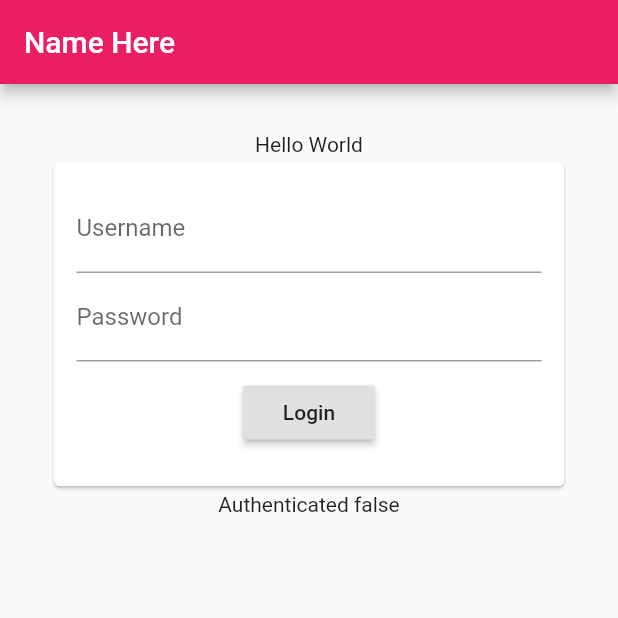
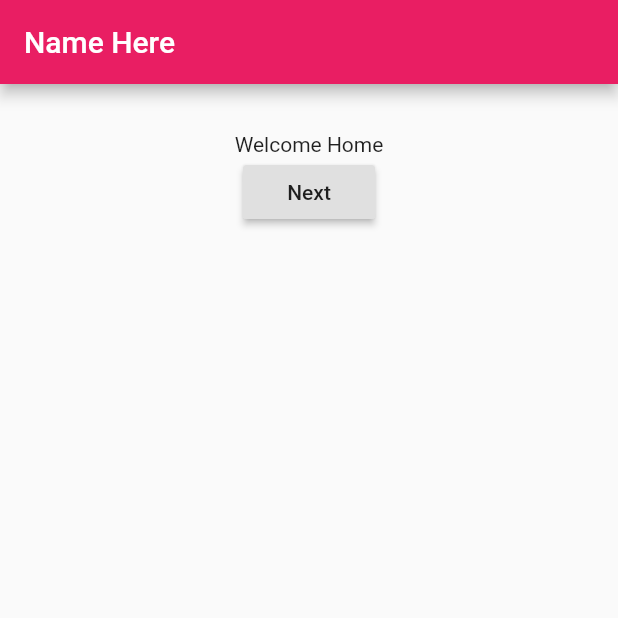
Before and after one commit to Sheshank-Srivastava/LearningFlutter, a Flutter app: the screen it shows after launch, on a phone screen of 412 x 824 dp, the top half of it. Run offline on Flutter 3.47's test engine with Material 2 defaults, Android fonts, the phone set to English and light mode, and no system bars.

Commit message:
PushedName

```diff
--- a/lib/authenticator.dart
+++ /dev/null
@@ -1,61 +0,0 @@
-import 'package:flutter/material.dart';
-
-class Authenticator extends StatefulWidget {
-  Authenticator({Key key, this.onAuthenticated});
-
-  final ValueChanged<bool> onAuthenticated;
-
-  @override
-  _AuthenticatorState createState() =>
-      new _AuthenticatorState(onAuthenticted: onAuthenticated);
-}
-
-class _AuthenticatorState extends State<Authenticator> {
-  _AuthenticatorState({Key key, this.onAuthenticted});
-
-  TextEditingController _user;
-  TextEditingController _pass;
-
-  final ValueChanged<bool> onAuthenticted;
-
-  void onPressed() {
-    if (_user.text != 'user' || _pass.text != '1234') {
-      onAuthenticted(false);
-    } else {
-      onAuthenticted(true);
-    }
-  }
-
-  @override
-  void initState() {
-    _pass = new TextEditingController();
-    _user = new TextEditingController();
-  }
-
-  @override
-  Widget build(BuildContext context) {
-    return new Card(
-      child: new Padding(
-        padding: new EdgeInsets.all(15.0),
-        child: new Column(
-          children: [
-            new TextField(
-              controller: _user,
-              decoration: new InputDecoration(labelText: 'Username'),
-            ),
-            new TextField(
-              controller: _pass,
-              decoration: new InputDecoration(labelText: 'Password'),
-              obscureText: true,
-            ),
-            new Padding(
-              padding: new EdgeInsets.all(10.0),
-              child: new RaisedButton(
-                  onPressed: onPressed, child: new Text('Login')),
-            )
-          ],
-        ),
-      ),
-    );
-  }
-}
--- a/lib/main.dart
+++ b/lib/main.dart
@@ -1,48 +1,22 @@
 import 'package:flutter/material.dart';
-import 'authenticator.dart';
-void main() {
-  runApp(new MaterialApp(
-    home: new MyApp(),
-  ));
-}
+import './screens/home.dart';
+import './screens/second.dart';
+import './screens/third.dart';
+void main() => runApp(new MyApp());
 
-class MyApp extends StatefulWidget {
+class MyApp extends StatelessWidget {
   @override
-  _State createState() => new _State();
-}
-
-class _State extends State<MyApp> {
-  bool _isAuthenticated;
-
-  void _onAuthenticated(bool value){
-    setState(() {
-      _isAuthenticated = value;
-    });
-  }
-  @override
-  void initState() {
-    // TODO: implement initState
-    _isAuthenticated = false;
-  }
-  @override
-  Widget build(BuildContext context){
-    return new Scaffold(
-      appBar: new AppBar(
-        title: new Text('Name Here'),
-        backgroundColor: Colors.pink,
-      ),
-      body: new Container(
-        padding:  new EdgeInsets.all(32.0),
-        child: new Center(
-          child: new Column(
-            children: <Widget>[
-              new Text('Hello World'),
-              new Authenticator(onAuthenticated: _onAuthenticated,),
-              new Text('Authenticated $_isAuthenticated')
-            ],
-          ),
-        ),
-      ),
+  Widget build(BuildContext context) {
+    // TODO: implement build
+    return new MaterialApp(
+      title: 'Navigation',
+      routes: <String, WidgetBuilder>{
+        //All available pages
+        '/Home':(BuildContext buildContext)=> new Home(),
+        '/Second':(BuildContext buildContext)=> new Second(),
+        '/Third':(BuildContext buildContext)=> new Third(),
+      },
+      home: new Home(), //first paged displayed
     );
   }
 }
--- /dev/null
+++ b/lib/screens/home.dart
@@ -0,0 +1,32 @@
+import 'package:flutter/material.dart';
+
+
+
+class Home extends StatefulWidget {
+  @override
+  _HomeState createState() => new _HomeState();
+}
+
+class _HomeState extends State<Home> {
+
+  @override
+  Widget build(BuildContext context){
+    return new Scaffold(
+      appBar: new AppBar(
+        title: new Text('Name Here'),
+        backgroundColor: Colors.pink,
+      ),
+      body: new Container(
+        padding:  new EdgeInsets.all(32.0),
+        child: new Center(
+          child: new Column(
+            children: <Widget>[
+              new Text('Welcome Home'),
+              new RaisedButton(onPressed: ()=>{Navigator.of(context).pushNamed('/Second')}, child: new Text("Next"),)
+            ],
+          ),
+        ),
+      ),
+    );
+  }
+}
```
Also changed, not shown: lib/screens/second.dart (added, +33 -0 lines), lib/screens/third.dart (added, +33 -0 lines).
